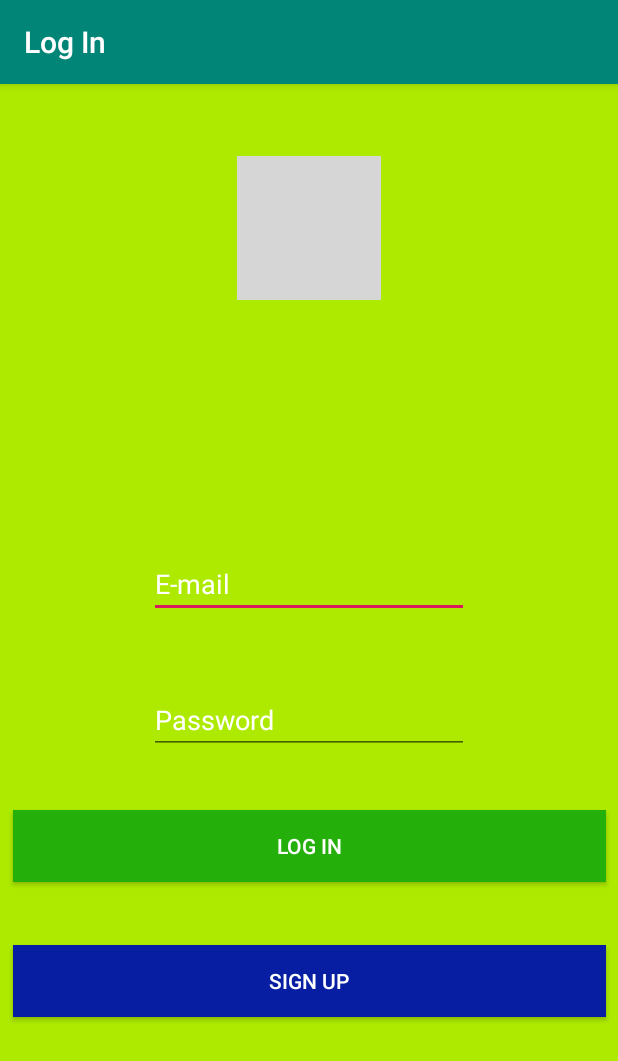
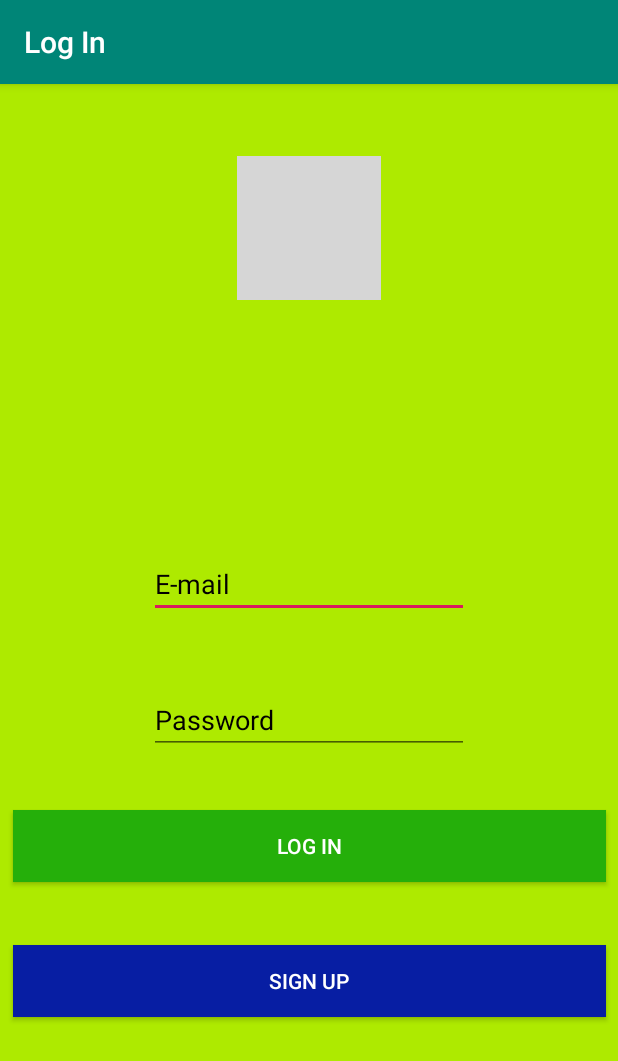
Before and after one commit to DivyanshThakur/InstagramClone, an Android app: the LogIn screen opened directly, with no data from a screen before it, on a phone screen of 412 x 824 dp. Shown: the top 1061 px of the screen. Run offline under Robolectric (Android 15) with nearby library versions, the phone set to English and light mode, and no system bars; libraries missing offline, so code that uses them is left out: com.parse, es.dmoral.toasty; 1 statement that could not run was skipped; grey boxes are pictures that could not be loaded.

Commit message:
bug fixes.

```diff
--- a/app/src/main/res/layout/activity_log_in.xml
+++ b/app/src/main/res/layout/activity_log_in.xml
@@ -4,7 +4,8 @@
     xmlns:tools="http://schemas.android.com/tools"
     android:layout_width="match_parent"
     android:layout_height="match_parent"
-    android:background="#AEEA00">
+    android:background="#AEEA00"
+    android:onClick="rootLayoutTapped">
 
     <Button
         android:id="@+id/btnSignUpLA"
@@ -38,8 +39,8 @@
         android:ems="10"
         android:hint="E-mail"
         android:inputType="textEmailAddress"
-        android:textColor="#FFFFFF"
-        android:textColorHint="#FFFFFF"
+        android:textColor="#040000"
+        android:textColorHint="#030000"
         app:layout_constraintBottom_toTopOf="@+id/edtPasswordLA"
         app:layout_constraintEnd_toEndOf="parent"
         app:layout_constraintStart_toStartOf="parent" />
@@ -52,8 +53,8 @@
         android:ems="10"
         android:hint="Password"
         android:inputType="textPassword"
-        android:textColor="#FFFFFF"
-        android:textColorHint="#FFFFFF"
+        android:textColor="#040000"
+        android:textColorHint="#030000"
         app:layout_constraintBottom_toTopOf="@+id/btnLogInLA"
         app:layout_constraintEnd_toEndOf="parent"
         app:layout_constraintStart_toStartOf="parent" />
--- a/app/src/main/res/layout/activity_sign_up.xml
+++ b/app/src/main/res/layout/activity_sign_up.xml
@@ -5,6 +5,7 @@
     android:layout_width="match_parent"
     android:layout_height="match_parent"
     android:background="#AA00FF"
+    android:onClick="rootLayoutTapped"
     tools:context=".SignUp">
 
     <ImageView
```
Also changed, not shown: app/src/main/java/com/example/instagramclone/LogIn.java (+37 -3 lines), app/src/main/java/com/example/instagramclone/SignUp.java (+28 -1 lines).
